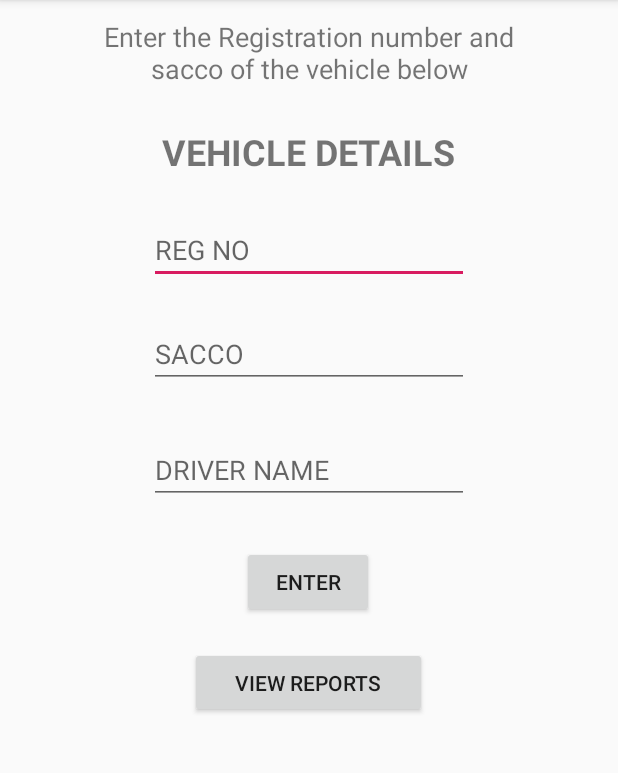
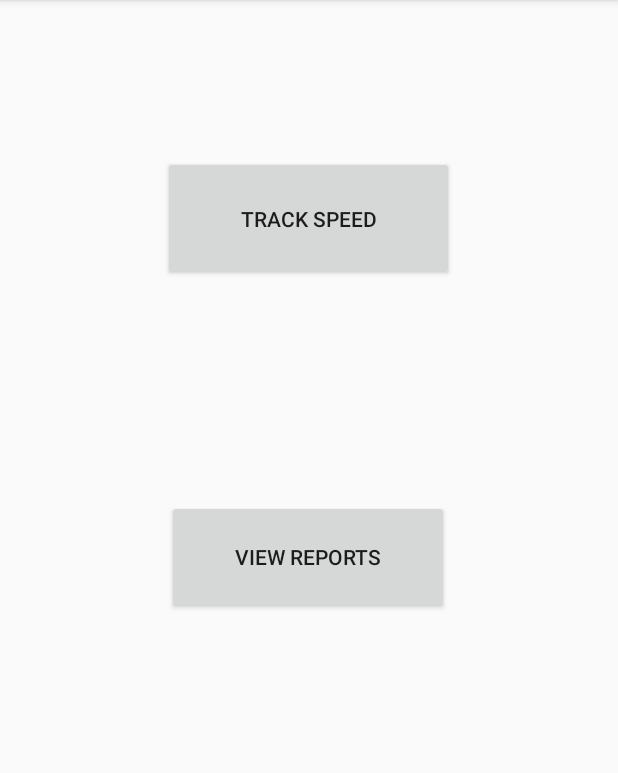
Before and after one commit to samsonmuoki/zusha, an Android app: the screen it shows after launch (MainActivity), on a phone screen of 412 x 824 dp, the part 84-857 px from its top. Run offline under Robolectric (Android 15) with nearby library versions, the phone set to English and light mode, and no system bars; libraries missing offline, so code that uses them is left out: com.firebase.client; 1 statement that could not run was skipped.

Commit message:
Add EnterVehicleActivity

```diff
--- a/app/src/main/AndroidManifest.xml
+++ b/app/src/main/AndroidManifest.xml
@@ -20,8 +20,8 @@
         android:roundIcon="@mipmap/ic_launcher_round"
         android:supportsRtl="true"
         android:theme="@style/AppTheme">
-        <activity android:name=".ReportsActivity"></activity>
-        <!-- <meta-data -->
+        <activity android:name=".EnterVehicleDetailsActivity"></activity>
+        <activity android:name=".ReportsActivity" /> <!-- <meta-data -->
         <!-- android:name="com.google.android.geo.API_KEY" -->
         <!-- android:value="AIzaSyCdvqkRTeufZj_Dx0YWw2NaX6MZKaCEPn0" /> -->
         <meta-data
--- a/app/src/main/java/com/example/zusha/MainActivity.java
+++ b/app/src/main/java/com/example/zusha/MainActivity.java
@@ -4,7 +4,6 @@ import android.content.Intent;
 import android.os.Bundle;
 import android.view.View;
 import android.widget.Button;
-import android.widget.EditText;
 
 import androidx.appcompat.app.AppCompatActivity;
 
@@ -17,28 +16,12 @@ public class MainActivity extends AppCompatActivity {
         super.onCreate(savedInstanceState);
         setContentView(R.layout.activity_main);
 
-        Button vehicleDetailsButton = (Button) findViewById(R.id.vehicleDetailsButton);
-        vehicleDetailsButton.setOnClickListener(new View.OnClickListener() {
+        Button trackSpeedButton = (Button) findViewById(R.id.trackSpeedButton);
+        trackSpeedButton.setOnClickListener(new View.OnClickListener() {
             @Override
             public void onClick(View v) {
-                EditText regNoEditText = (EditText) findViewById(R.id.regNoEditText);
-                EditText saccoEditText = (EditText) findViewById(R.id.saccoEditText);
-                EditText driverNameEditText = (EditText) findViewById(R.id.driverNameEditText);
-
-                String regNo = regNoEditText.getText().toString();
-                String sacco = saccoEditText.getText().toString();
-                String driver = driverNameEditText.getText().toString();
-
-                String regNoDetails = regNo;
-                String saccoDetails = sacco;
-                String driverDetails = driver;
-
-                Intent i = new Intent(MainActivity.this, Main2Activity.class);
-                i.putExtra("regNoDetails", regNoDetails);
-                i.putExtra("saccoDetails", saccoDetails);
-                i.putExtra("driverDetails", driverDetails);
-                startActivity(i);
-                finish();
+                Intent enterVehicleDetails = new Intent(MainActivity.this, EnterVehicleDetailsActivity.class);
+                startActivity(enterVehicleDetails);
             }
         });
 
--- a/app/src/main/res/layout/activity_main.xml
+++ b/app/src/main/res/layout/activity_main.xml
@@ -6,89 +6,28 @@
     android:layout_height="match_parent"
     tools:context=".MainActivity">
 
-    <TextView
-        android:id="@+id/vehicleDetailsHeader"
-        android:layout_width="226dp"
-        android:layout_height="46dp"
-        android:layout_marginTop="12dp"
-        android:gravity="center"
-        android:text="VEHICLE DETAILS"
-        android:textSize="24sp"
-        android:textStyle="bold"
-        app:layout_constraintEnd_toEndOf="parent"
-        app:layout_constraintHorizontal_bias="0.497"
-        app:layout_constraintStart_toStartOf="parent"
-        app:layout_constraintTop_toBottomOf="@+id/messageTextView" />
-
-    <EditText
-        android:id="@+id/regNoEditText"
-        android:layout_width="wrap_content"
-        android:layout_height="wrap_content"
-        android:layout_marginTop="20dp"
-        android:ems="10"
-        android:hint="REG NO"
-        android:inputType="text"
-        app:layout_constraintEnd_toEndOf="parent"
-        app:layout_constraintStart_toStartOf="parent"
-        app:layout_constraintTop_toBottomOf="@+id/vehicleDetailsHeader" />
-
-    <EditText
-        android:id="@+id/saccoEditText"
-        android:layout_width="wrap_content"
-        android:layout_height="wrap_content"
-        android:layout_marginTop="24dp"
-        android:ems="10"
-        android:hint="SACCO"
-        android:inputType="textPersonName"
-        app:layout_constraintEnd_toEndOf="parent"
-        app:layout_constraintStart_toStartOf="parent"
-        app:layout_constraintTop_toBottomOf="@+id/regNoEditText" />
-
-    <EditText
-        android:id="@+id/driverNameEditText"
-        android:layout_width="wrap_content"
-        android:layout_height="wrap_content"
-        android:layout_marginTop="32dp"
-        android:ems="10"
-        android:hint="DRIVER NAME"
-        android:inputType="textPersonName"
-        app:layout_constraintEnd_toEndOf="parent"
-        app:layout_constraintStart_toStartOf="parent"
-        app:layout_constraintTop_toBottomOf="@+id/saccoEditText" />
-
-    <Button
-        android:id="@+id/vehicleDetailsButton"
-        android:layout_width="wrap_content"
-        android:layout_height="wrap_content"
-        android:layout_marginTop="28dp"
-        android:text="Enter"
-        app:layout_constraintEnd_toEndOf="parent"
-        app:layout_constraintHorizontal_bias="0.498"
-        app:layout_constraintStart_toStartOf="parent"
-        app:layout_constraintTop_toBottomOf="@+id/driverNameEditText" />
-
-    <TextView
-        android:id="@+id/messageTextView"
-        android:layout_width="291dp"
-        android:layout_height="62dp"
-        android:layout_marginTop="4dp"
-        android:gravity="center"
-        android:text="Enter the Registration number and sacco of the vehicle below"
-        android:textSize="18sp"
-        app:layout_constraintEnd_toEndOf="parent"
-        app:layout_constraintStart_toStartOf="parent"
-        app:layout_constraintTop_toTopOf="parent" />
-
     <Button
         android:id="@+id/viewReportButton"
-        android:layout_width="158dp"
-        android:layout_height="47dp"
+        android:layout_width="188dp"
+        android:layout_height="76dp"
+        android:layout_marginBottom="116dp"
         android:text="View Reports"
         app:layout_constraintBottom_toBottomOf="parent"
         app:layout_constraintEnd_toEndOf="parent"
         app:layout_constraintHorizontal_bias="0.498"
         app:layout_constraintStart_toStartOf="parent"
-        app:layout_constraintTop_toBottomOf="@+id/vehicleDetailsButton"
-        app:layout_constraintVertical_bias="0.062" />
+        app:layout_constraintTop_toBottomOf="@+id/trackSpeedButton"
+        app:layout_constraintVertical_bias="0.375" />
+
+    <Button
+        android:id="@+id/trackSpeedButton"
+        android:layout_width="194dp"
+        android:layout_height="83dp"
+        android:layout_marginTop="104dp"
+        android:text="TRACK SPEED"
+        app:layout_constraintEnd_toEndOf="parent"
+        app:layout_constraintHorizontal_bias="0.498"
+        app:layout_constraintStart_toStartOf="parent"
+        app:layout_constraintTop_toTopOf="parent" />
 
 </androidx.constraintlayout.widget.ConstraintLayout>
```
Also changed, not shown: app/src/main/java/com/example/zusha/EnterVehicleDetailsActivity.java (added, +44 -0 lines), app/src/main/res/layout/activity_enter_vehicle_details.xml (added, +81 -0 lines).
